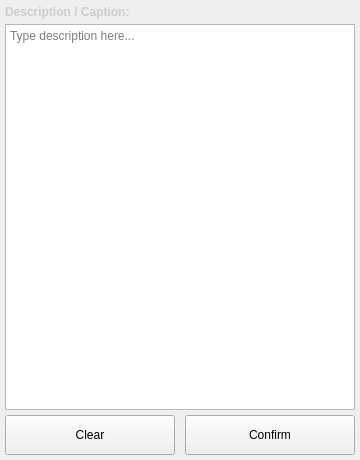
First picture: the form in annotation_tool/ui/description/annotation_panel/description_annotation_panel.ui, repository OpenSportsLab/VideoAnnotationTool, before the edit.
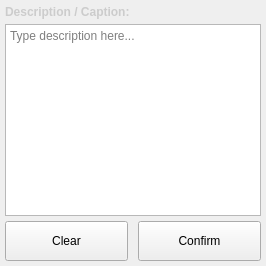
Second picture: the form after the edit.

Commit message: refactor: Remove geometry properties from annotation panel UI files

What changed in the file:
```diff
--- a/annotation_tool/ui/description/annotation_panel/description_annotation_panel.ui
+++ b/annotation_tool/ui/description/annotation_panel/description_annotation_panel.ui
@@ -2,14 +2,6 @@
 <ui version="4.0">
  <class>DescriptionAnnotationPanel</class>
  <widget class="QWidget" name="DescriptionAnnotationPanel">
-  <property name="geometry">
-   <rect>
-    <x>0</x>
-    <y>0</y>
-    <width>360</width>
-    <height>460</height>
-   </rect>
-  </property>
   <layout class="QVBoxLayout" name="verticalLayout">
    <property name="spacing">
     <number>5</number>
@@ -44,7 +36,7 @@
     </widget>
    </item>
    <item>
-   <layout class="QHBoxLayout" name="buttonsLayout">
+    <layout class="QHBoxLayout" name="buttonsLayout">
      <property name="spacing">
       <number>10</number>
      </property>
```
Left out of the diff: 6 changed lines with no effect on the pictures. The commit also changes 2 other files.
